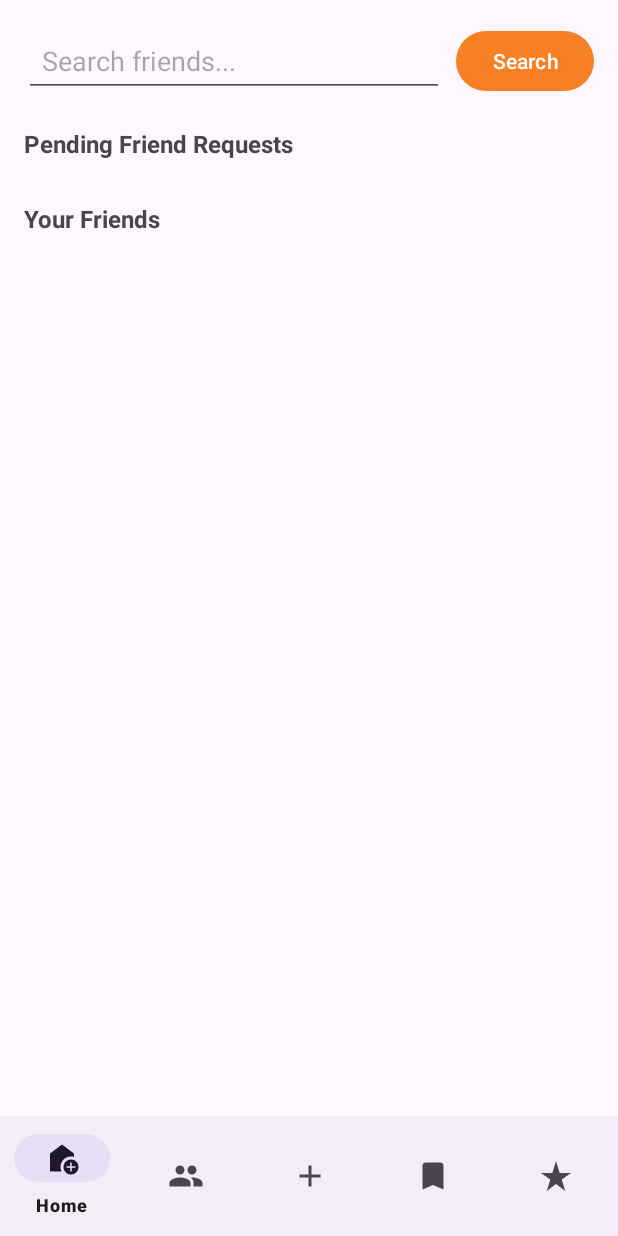
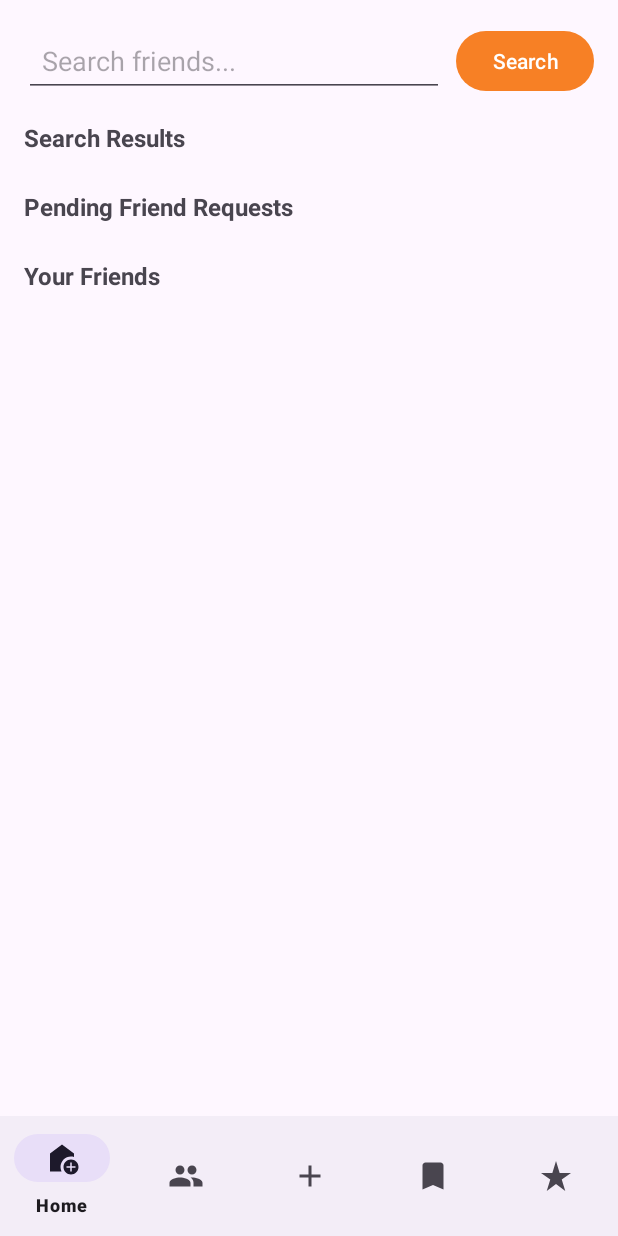
Before and after one commit to IsaacLatta/Recommender, an Android app: the fragment friendsTabFragment placed in its activity, on a phone screen of 412 x 824 dp. Run offline under Robolectric (Android 15) with nearby library versions, the phone set to English and light mode, and no system bars.

Commit message:
Added add friend option to send friend request

```diff
--- /dev/null
+++ b/App/app/src/main/java/com/example/recommender/ui/adapter/UsersAdapter.java
@@ -0,0 +1,70 @@
+package com.example.recommender.ui.adapter;
+
+import android.util.Log;
+import android.view.LayoutInflater;
+import android.view.View;
+import android.view.ViewGroup;
+import android.widget.Button;
+import android.widget.TextView;
+import androidx.annotation.NonNull;
+import androidx.recyclerview.widget.RecyclerView;
+import com.example.recommender.Controller;
+import com.example.recommender.R;
+import com.example.recommender.model.entity.User;
+import java.util.ArrayList;
+import java.util.List;
+
+public class UsersAdapter extends RecyclerView.Adapter<UsersAdapter.UserViewHolder> {
+
+    private List<User> users;
+
+    public UsersAdapter(List<User> users) {
+        this.users = (users != null) ? users : new ArrayList<>();
+    }
+
+    @NonNull
+    @Override
+    public UserViewHolder onCreateViewHolder(@NonNull ViewGroup parent, int viewType) {
+        View view = LayoutInflater.from(parent.getContext())
+                .inflate(R.layout.item_search_user, parent, false);
+        return new UserViewHolder(view);
+    }
+
+    @Override
+    public void onBindViewHolder(@NonNull UserViewHolder holder, int position) {
+        User user = users.get(position);
+        holder.bind(user);
+    }
+
+    @Override
+    public int getItemCount() {
+        return users.size();
+    }
+
+    public void updateData(List<User> newUsers) {
+        if (newUsers == null) {
+            newUsers = new ArrayList<>();
+        }
+        this.users = newUsers;
+        notifyDataSetChanged();
+    }
+
+    static class UserViewHolder extends RecyclerView.ViewHolder {
+        TextView tvUsername;
+        Button btnAddFriend;
+
+        public UserViewHolder(@NonNull View itemView) {
+            super(itemView);
+            tvUsername = itemView.findViewById(R.id.tvUsername);
+            btnAddFriend = itemView.findViewById(R.id.btnAddFriend);
+        }
+
+        public void bind(User user) {
+            tvUsername.setText(user.getUsername());
+            btnAddFriend.setOnClickListener(v -> {
+                Log.d("FRIEND_ADD", "Sending friend request");
+                Controller.getInstance().sendFriendRequest(user);
+            });
+        }
+    }
+}
--- a/App/app/src/main/java/com/example/recommender/ui/groupsTabs/friendsTabFragment.java
+++ b/App/app/src/main/java/com/example/recommender/ui/groupsTabs/friendsTabFragment.java
@@ -8,6 +8,7 @@ import android.view.View;
 import android.view.ViewGroup;
 import android.widget.Button;
 import android.widget.EditText;
+
 import androidx.fragment.app.Fragment;
 import androidx.recyclerview.widget.LinearLayoutManager;
 import androidx.recyclerview.widget.RecyclerView;
@@ -19,6 +20,7 @@ import com.example.recommender.model.entity.StoreListener;
 import com.example.recommender.model.entity.User;
 import com.example.recommender.ui.adapter.FriendRequestsAdapter;
 import com.example.recommender.ui.adapter.FriendsAdapter;
+import com.example.recommender.ui.adapter.UsersAdapter;
 
 import java.util.List;
 
@@ -26,46 +28,53 @@ public class friendsTabFragment extends Fragment implements StoreListener {
 
     private RecyclerView rvFriendRequests;
     private RecyclerView rvFriends;
+    private RecyclerView rvUserSearchResults; // new for search users results
     private EditText etFriendSearch;
     private Button btnSearchFriend;
 
     private FriendRequestsAdapter friendRequestsAdapter;
     private FriendsAdapter friendsAdapter;
+    private UsersAdapter usersAdapter; // new adapter for searched users
 
     @Override
     public View onCreateView(LayoutInflater inflater, ViewGroup container,
                              Bundle savedInstanceState) {
+        // Inflate the layout (make sure your fragment layout includes a RecyclerView with id "rvUserSearchResults")
         View view = inflater.inflate(R.layout.fragment_friends_tab, container, false);
 
         // Bind views
         rvFriendRequests = view.findViewById(R.id.rvFriendRequests);
-        rvFriends        = view.findViewById(R.id.rvFriends);
-        etFriendSearch   = view.findViewById(R.id.etFriendSearch);
-        btnSearchFriend  = view.findViewById(R.id.btnSearchFriend);
+        rvFriends = view.findViewById(R.id.rvFriends);
+        rvUserSearchResults = view.findViewById(R.id.rvUserSearchResults); // new binding
+        etFriendSearch = view.findViewById(R.id.etFriendSearch);
+        btnSearchFriend = view.findViewById(R.id.btnSearchFriend);
 
-        // Setup your RecyclerViews
+        // Setup RecyclerViews
         rvFriendRequests.setLayoutManager(new LinearLayoutManager(getContext()));
         rvFriends.setLayoutManager(new LinearLayoutManager(getContext()));
+        rvUserSearchResults.setLayoutManager(new LinearLayoutManager(getContext())); // new
 
         // Initialize adapters with existing data (if any)
-        List<User> friendRequests = Store.getInstance().getFriendRequests(); // might be null
-        List<User> friends        = Store.getInstance().getFriends();        // might be null
+        List<User> friendRequests = Store.getInstance().getFriendRequests(); // may be null
+        List<User> friends = Store.getInstance().getFriends();               // may be null
+        List<User> searchedUsers = Store.getInstance().getSearchedUsers();     // may be null
 
         friendRequestsAdapter = new FriendRequestsAdapter(friendRequests);
-        friendsAdapter        = new FriendsAdapter(friends);
+        friendsAdapter = new FriendsAdapter(friends);
+        usersAdapter = new UsersAdapter(searchedUsers); // new
 
         rvFriendRequests.setAdapter(friendRequestsAdapter);
         rvFriends.setAdapter(friendsAdapter);
+        rvUserSearchResults.setAdapter(usersAdapter); // new
 
-        // On click for search
+        // On click for search – this will call Controller.searchFriends(query)
         btnSearchFriend.setOnClickListener(v -> {
             String query = etFriendSearch.getText().toString().trim();
             if (!TextUtils.isEmpty(query)) {
-                Log.d("FRIEND_FRAG_DEBUG", "Searching for friends with query: " + query);
+                Log.d("FRIEND_FRAG_DEBUG", "Searching for users with query: " + query);
                 Controller.getInstance().searchFriends(query);
-            }
-            else {
-                Log.d("FRIEND_FRAG_DEBUG", "its empty!");
+            } else {
+                Log.d("FRIEND_FRAG_DEBUG", "Search query is empty.");
             }
         });
 
@@ -75,9 +84,11 @@ public class friendsTabFragment extends Fragment implements StoreListener {
     @Override
     public void onResume() {
         super.onResume();
+        // Register this fragment as a listener to the Store.
         Store.getInstance().addListener(this);
-        Controller.getInstance().listFriends();        // triggers an async call, result in Store
-        Controller.getInstance().listFriendRequests(); // triggers an async call, result in Store
+        // Refresh friends and friend requests from server.
+        Controller.getInstance().listFriends();
+        Controller.getInstance().listFriendRequests();
         updateUIFromStore();
     }
 
@@ -86,6 +97,7 @@ public class friendsTabFragment extends Fragment implements StoreListener {
         super.onPause();
         Store.getInstance().removeListener(this);
     }
+
     @Override
     public void onStoreUpdated() {
         updateUIFromStore();
@@ -98,5 +110,8 @@ public class friendsTabFragment extends Fragment implements StoreListener {
         if (friendRequestsAdapter != null) {
             friendRequestsAdapter.updateData(Store.getInstance().getFriendRequests());
         }
+        if (usersAdapter != null) {
+            usersAdapter.updateData(Store.getInstance().getSearchedUsers());
+        }
     }
 }
--- a/App/app/src/main/res/layout/fragment_friends_tab.xml
+++ b/App/app/src/main/res/layout/fragment_friends_tab.xml
@@ -34,6 +34,29 @@
         app:layout_constraintBottom_toBottomOf="@+id/etFriendSearch"
         app:layout_constraintEnd_toEndOf="parent" />
 
+    <!-- Search Results Label -->
+    <TextView
+        android:id="@+id/tvUserSearchResultsLabel"
+        android:layout_width="wrap_content"
+        android:layout_height="wrap_content"
+        android:text="Search Results"
+        android:textStyle="bold"
+        android:textSize="16sp"
+        android:layout_marginTop="16dp"
+        android:layout_marginStart="16dp"
+        app:layout_constraintTop_toBottomOf="@+id/etFriendSearch"
+        app:layout_constraintStart_toStartOf="parent" />
+
+    <!-- Search Results List -->
+    <androidx.recyclerview.widget.RecyclerView
+        android:id="@+id/rvUserSearchResults"
+        android:layout_width="0dp"
+        android:layout_height="wrap_content"
+        android:layout_marginTop="8dp"
+        app:layout_constraintTop_toBottomOf="@+id/tvUserSearchResultsLabel"
+        app:layout_constraintStart_toStartOf="parent"
+        app:layout_constraintEnd_toEndOf="parent" />
+
     <!-- Friend Requests Label -->
     <TextView
         android:id="@+id/tvFriendRequestsLabel"
@@ -42,9 +65,9 @@
         android:text="Pending Friend Requests"
         android:textStyle="bold"
         android:textSize="16sp"
-        android:layout_marginTop="20dp"
+        android:layout_marginTop="16dp"
         android:layout_marginStart="16dp"
-        app:layout_constraintTop_toBottomOf="@+id/etFriendSearch"
+        app:layout_constraintTop_toBottomOf="@+id/rvUserSearchResults"
         app:layout_constraintStart_toStartOf="parent" />
 
     <!-- Friend Requests List -->
@@ -52,10 +75,10 @@
         android:id="@+id/rvFriendRequests"
         android:layout_width="0dp"
         android:layout_height="wrap_content"
+        android:layout_marginTop="8dp"
         app:layout_constraintTop_toBottomOf="@+id/tvFriendRequestsLabel"
         app:layout_constraintStart_toStartOf="parent"
-        app:layout_constraintEnd_toEndOf="parent"
-        android:layout_marginTop="8dp" />
+        app:layout_constraintEnd_toEndOf="parent" />
 
     <!-- Friends Label -->
     <TextView
@@ -65,7 +88,7 @@
         android:text="Your Friends"
         android:textStyle="bold"
         android:textSize="16sp"
-        android:layout_marginTop="20dp"
+        android:layout_marginTop="16dp"
         android:layout_marginStart="16dp"
         app:layout_constraintTop_toBottomOf="@+id/rvFriendRequests"
         app:layout_constraintStart_toStartOf="parent" />
@@ -74,11 +97,11 @@
     <androidx.recyclerview.widget.RecyclerView
         android:id="@+id/rvFriends"
         android:layout_width="0dp"
-        android:layout_height="wrap_content"
+        android:layout_height="0dp"
+        android:layout_marginTop="8dp"
         app:layout_constraintTop_toBottomOf="@+id/tvFriendsLabel"
         app:layout_constraintStart_toStartOf="parent"
         app:layout_constraintEnd_toEndOf="parent"
-        android:layout_marginTop="8dp"
         app:layout_constraintBottom_toBottomOf="parent" />
 
 </androidx.constraintlayout.widget.ConstraintLayout>
```
Also changed, not shown: App/app/src/main/res/layout/item_search_user.xml (added, +22 -0 lines).
